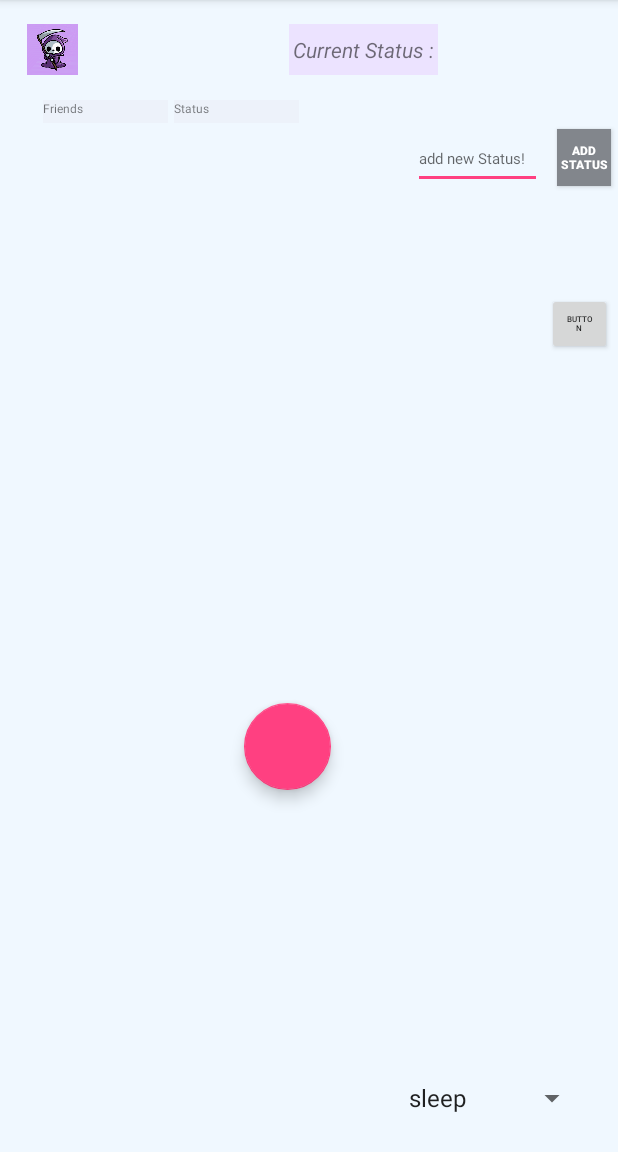
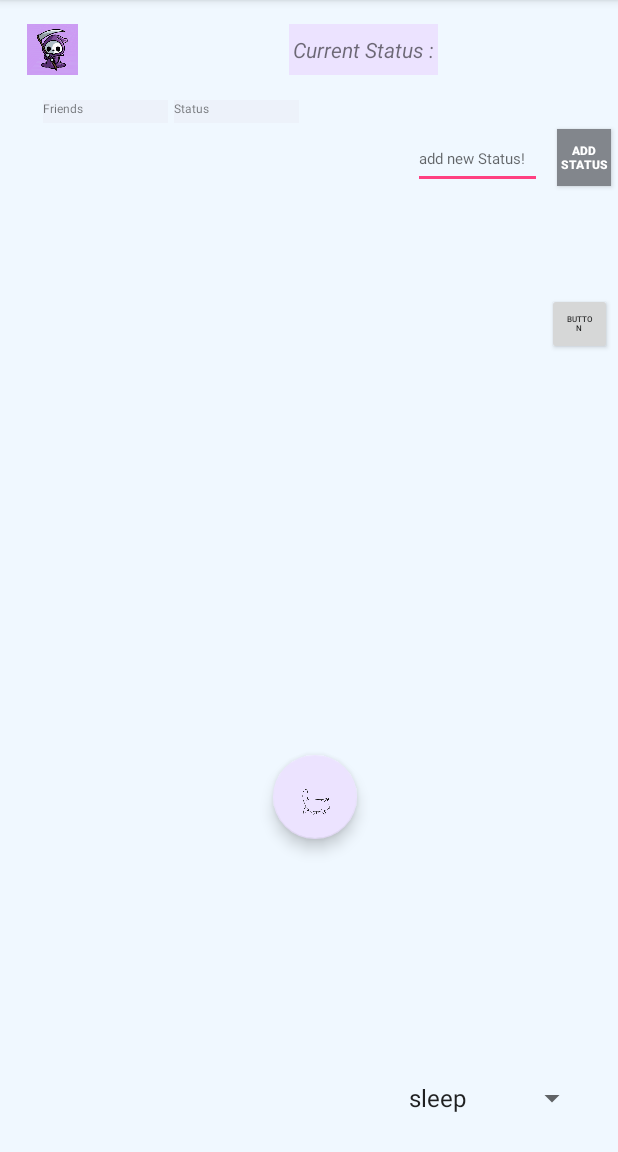
Before and after one commit to skrahat/Pannect-android, an Android app: the Live screen opened directly, with no data from a screen before it, on a phone screen of 412 x 824 dp, the part 84-1236 px from its top. Run offline under Robolectric (Android 15) with nearby library versions, the phone set to English and light mode, and no system bars; our stand-ins replace Firebase (no records; nobody signed in at launch, a user with empty details on screens opened directly), Volley; libraries missing offline, so code that uses them is left out: com.firebase.client; network calls fail.

Commit message:
updating live buttons

```diff
--- a/app/src/main/java/com/example/bondhu/Live.java
+++ b/app/src/main/java/com/example/bondhu/Live.java
@@ -1,20 +1,17 @@
 package com.example.bondhu;
 
 import android.app.ProgressDialog;
-import android.content.Intent;
 import android.os.Bundle;
 import android.util.Log;
 import android.view.View;
 import android.widget.ArrayAdapter;
 import android.widget.Button;
 import android.widget.EditText;
-import android.widget.GridView;
 import android.widget.ListView;
 import android.widget.Spinner;
 import android.widget.TextView;
 import android.widget.Toast;
 
-import androidx.annotation.NonNull;
 import androidx.appcompat.app.AppCompatActivity;
 
 import com.android.volley.Request;
@@ -24,13 +21,9 @@ import com.android.volley.VolleyError;
 import com.android.volley.toolbox.StringRequest;
 import com.android.volley.toolbox.Volley;
 import com.firebase.client.Firebase;
-import com.google.android.gms.tasks.OnCompleteListener;
-import com.google.android.gms.tasks.Task;
-import com.google.firebase.database.DataSnapshot;
-import com.google.firebase.database.DatabaseError;
+import com.google.android.material.floatingactionbutton.FloatingActionButton;
 import com.google.firebase.database.DatabaseReference;
 import com.google.firebase.database.FirebaseDatabase;
-import com.google.firebase.database.ValueEventListener;
 
 import org.json.JSONException;
 import org.json.JSONObject;
@@ -55,8 +48,12 @@ public class Live extends AppCompatActivity {
     Spinner spinnerStatus;
     DatabaseReference statusDbRef2;
     String userT;
-
-
+    FloatingActionButton floatingActionButton;
+    FloatingActionButton floatingActionButton2;
+    FloatingActionButton floatingActionButton3;
+    FloatingActionButton floatingActionButton4;
+    FloatingActionButton floatingActionButton5;
+    Boolean clicked;
     @Override
     protected void onCreate(Bundle savedInstanceState) {
         super.onCreate(savedInstanceState);
@@ -72,8 +69,13 @@ public class Live extends AppCompatActivity {
         btnLiveStatusData2 = findViewById(R.id.btnLiveStatusData2);
         spinnerStatus = findViewById(R.id.spinnerStatus);
         currentStatusView = (TextView)findViewById(R.id.currentStatusView);
+        floatingActionButton = findViewById(R.id.floatingActionButton);
+        floatingActionButton2 = findViewById(R.id.floatingActionButton2);
+        floatingActionButton3 = findViewById(R.id.floatingActionButton3);
+        floatingActionButton4 = findViewById(R.id.floatingActionButton4);
+        floatingActionButton5 = findViewById(R.id.floatingActionButton5);
         userT = UserDetails.username;
-
+        clicked = false;
 
         statusDbRef = FirebaseDatabase.getInstance().getReference().child("status");
         statusDbRef2 = FirebaseDatabase.getInstance().getReference().child("users");
@@ -92,6 +94,25 @@ public class Live extends AppCompatActivity {
         spinnerStatus.setAdapter(adapter);
 
 
+        floatingActionButton.setOnClickListener(new View.OnClickListener() {
+            @Override
+            public void onClick(View v) {
+                if(!clicked){
+                    floatingActionButton2.show();
+                    floatingActionButton3.show();
+                    floatingActionButton4.show();
+                    floatingActionButton5.show();
+                    clicked=true;
+                }else{
+                    floatingActionButton2.hide();
+                    floatingActionButton3.hide();
+                    floatingActionButton4.hide();
+                    floatingActionButton5.hide();
+                    clicked=false;
+                }
+
+            }
+        });
 
 
         //update Current Status
--- a/app/src/main/java/com/example/bondhu/Users.java
+++ b/app/src/main/java/com/example/bondhu/Users.java
@@ -104,7 +104,8 @@ public class Users extends AppCompatActivity {
                 openNewActivity();
             }
         });
-        //////*********add friend under construction *******///////////////////////////////////////////
+
+        //////add friend ///
         //generate friend requests
         String urlR = "https://bondhu-2021-default-rtdb.firebaseio.com/users/"+UserDetails.username+"/friendRequest.json";
 
@@ -196,7 +197,7 @@ public class Users extends AppCompatActivity {
 
         RequestQueue rQueueF = Volley.newRequestQueue(Users.this);
         rQueueF.add(requestF);
-        //////*********add friend under construction *******///////////////////////////////////////////
+
     }
 
 
--- a/app/src/main/res/layout/activity_live.xml
+++ b/app/src/main/res/layout/activity_live.xml
@@ -186,17 +186,75 @@
 
 
     <com.google.android.material.floatingactionbutton.FloatingActionButton
-        android:id="@+id/fab"
-        android:layout_width="64dp"
-        android:layout_height="58dp"
-        android:layout_margin="16dp"
-        android:layout_gravity="bottom|right"
-
+        android:id="@+id/floatingActionButton"
+        android:layout_width="wrap_content"
+        android:layout_height="wrap_content"
+        android:clickable="true"
+        android:text="asd"
+        android:textColor="@color/colorPrimary"
+        app:backgroundTint="#ece3ff"
+        app:fabSize="normal"
+        app:srcCompat="@drawable/texting"
+        app:maxImageSize="50dp"
         app:layout_constraintBottom_toBottomOf="parent"
         app:layout_constraintEnd_toEndOf="parent"
-        app:layout_constraintHorizontal_bias="0.456"
+        app:layout_constraintHorizontal_bias="0.512"
         app:layout_constraintStart_toStartOf="parent"
         app:layout_constraintTop_toTopOf="parent"
-        app:layout_constraintVertical_bias="0.668" />
+        app:layout_constraintVertical_bias="0.707"
+        />
+
+    <com.google.android.material.floatingactionbutton.FloatingActionButton
+            android:id="@+id/floatingActionButton2"
+            android:layout_width="wrap_content"
+            android:layout_height="wrap_content"
+            android:layout_marginStart="56dp"
+            android:layout_marginBottom="56dp"
+            android:clickable="true"
+            android:visibility="invisible"
+            app:fabSize="mini"
+            app:layout_constraintBottom_toTopOf="@+id/floatingActionButton"
+            app:layout_constraintStart_toStartOf="@+id/floatingActionButton"
+            app:srcCompat="@drawable/gym" />
+
+    <com.google.android.material.floatingactionbutton.FloatingActionButton
+        android:id="@+id/floatingActionButton3"
+        android:layout_width="wrap_content"
+        android:layout_height="wrap_content"
+        android:layout_marginEnd="100dp"
+        android:layout_marginBottom="16dp"
+        android:clickable="true"
+        android:visibility="invisible"
+        app:fabSize="mini"
+        app:layout_constraintBottom_toTopOf="@+id/floatingActionButton"
+        app:layout_constraintEnd_toEndOf="@+id/floatingActionButton"
+        app:srcCompat="@drawable/gym" />
+
+    <com.google.android.material.floatingactionbutton.FloatingActionButton
+        android:id="@+id/floatingActionButton4"
+        android:layout_width="wrap_content"
+        android:layout_height="wrap_content"
+        android:layout_marginTop="40dp"
+        android:layout_marginEnd="80dp"
+        android:clickable="true"
+        android:visibility="invisible"
+        app:fabSize="mini"
+        app:layout_constraintEnd_toEndOf="@+id/floatingActionButton"
+        app:layout_constraintTop_toBottomOf="@+id/floatingActionButton"
+        app:srcCompat="@drawable/gym" />
+
+    <com.google.android.material.floatingactionbutton.FloatingActionButton
+        android:id="@+id/floatingActionButton5"
+        android:layout_width="wrap_content"
+        android:layout_height="wrap_content"
+        android:layout_marginStart="108dp"
+        android:layout_marginTop="16dp"
+        android:clickable="true"
+        android:visibility="invisible"
+        app:fabSize="mini"
+        app:layout_constraintStart_toStartOf="@+id/floatingActionButton"
+        app:layout_constraintTop_toBottomOf="@+id/floatingActionButton"
+        app:srcCompat="@drawable/gym" />
+
 
 </androidx.constraintlayout.widget.ConstraintLayout>
--- a/app/src/main/res/layout/activity_login.xml
+++ b/app/src/main/res/layout/activity_login.xml
@@ -29,6 +29,7 @@
         android:hint="@string/enter_username"
         android:importantForAutofill="no"
         android:inputType="text"
+        android:text="skrahat"
         android:maxLines="1"
         android:padding="8dp"
         android:textColor="@color/primary_text_color"
@@ -41,6 +42,7 @@
         android:layout_marginBottom="10dp"
         android:background="@android:color/white"
         android:hint="@string/enter_password"
+        android:text="skrahat"
         android:importantForAutofill="no"
         android:inputType="textPassword"
         android:maxLines="1"
```
